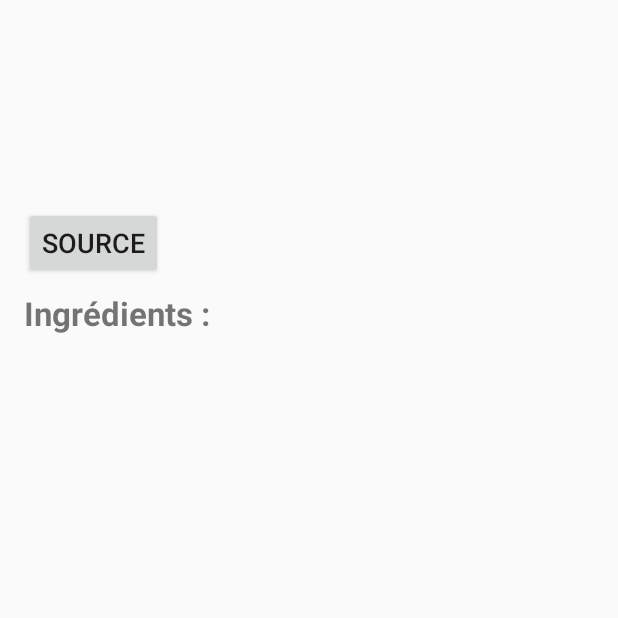
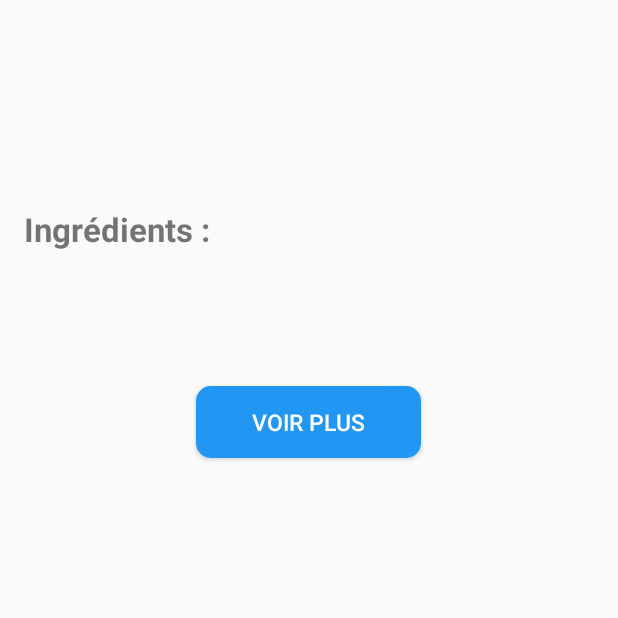
Before and after one commit to ErpoowSoap/3ANDM, an Android app built with Jetpack Compose: the RecipeDetailActivity screen opened directly, with no data from a screen before it, on a phone screen of 412 x 824 dp, the top half of it. Run offline under Robolectric (Android 15) with nearby library versions, the phone set to English and light mode, and no system bars; network calls fail; pictures from the network do not load.

Commit message:
New colors etc

```diff
--- a/app/src/main/java/com/example/a3and/MainActivity.kt
+++ b/app/src/main/java/com/example/a3and/MainActivity.kt
@@ -100,13 +100,11 @@ class MainActivity : ComponentActivity(), RecipeAdapter.OnItemClickListener {
         searchView.setOnQueryTextListener(object : SearchView.OnQueryTextListener {
             override fun onQueryTextSubmit(query: String?): Boolean {
                 query?.let {
-                    // Fonction pour filtrer les recettes en fonction de la recherche
                     filterRecipes(it)
                 }
                 return true
             }
 
-            // Fonction pour filtrer les recettes en fonction de la recherche
             private fun filterRecipes(query: String) {
                 loadData(query)
             }
--- a/app/src/main/res/drawable/border.xml
+++ b/app/src/main/res/drawable/border.xml
@@ -1,9 +1,8 @@
 <?xml version="1.0" encoding="utf-8"?>
 <shape xmlns:android="http://schemas.android.com/apk/res/android"
     android:shape="rectangle">
-    <stroke
-        android:width="1dp"
-    android:color="#808080" />
+    <solid android:color="@color/lightblue"/>
+    <stroke android:color="@color/lightblue" android:width="2dp"/>
     <corners
         android:radius="8dp" />
 </shape>
--- a/app/src/main/res/layout/activity_main.xml
+++ b/app/src/main/res/layout/activity_main.xml
@@ -8,7 +8,6 @@
         android:id="@+id/searchView"
         android:layout_width="match_parent"
         android:layout_height="wrap_content"
-            android:layout_alignParentTop="true"
         android:background="@android:color/white"
         android:queryHint="Search Recipes" />
     <View
@@ -25,7 +24,6 @@
         android:orientation="vertical"
         android:padding="16dp">
 
-        <!-- Sous-layout pour les quatre premiers boutons -->
         <LinearLayout
             android:layout_width="match_parent"
             android:layout_height="wrap_content"
--- a/app/src/main/res/layout/activity_recipe_detail.xml
+++ b/app/src/main/res/layout/activity_recipe_detail.xml
@@ -52,13 +52,17 @@
 
     <Button
         android:id="@+id/source_button"
-        android:layout_width="wrap_content"
+        android:layout_width="150dp"
         android:layout_height="wrap_content"
-        android:text="Source"
-        android:layout_below="@id/recipe_rating"
-        android:layout_marginTop="8dp"
+        android:text="Voir plus"
+        android:layout_below="@id/recipe_date_added"
+        android:layout_marginTop="30dp"
+        android:layout_marginBottom="30dp"
         android:layout_marginStart="16dp"
-        android:textSize="18sp" />
+        android:layout_centerHorizontal="true"
+        android:textColor="@android:color/white"
+        android:textSize="15sp"
+        android:background="@drawable/rounded_button"/>
 
     <TextView
         android:id="@+id/recipe_ingredients_title"
@@ -66,7 +70,7 @@
         android:layout_height="wrap_content"
         android:textSize="22sp"
         android:textStyle="bold"
-        android:layout_below="@id/source_button"
+        android:layout_below="@id/recipe_rating"
         android:layout_marginStart="16dp"
         android:layout_marginTop="8dp"
         android:text="@string/ingredients_title" />
--- a/app/src/main/res/layout/recipe_item.xml
+++ b/app/src/main/res/layout/recipe_item.xml
@@ -11,7 +11,6 @@
         android:layout_marginEnd="10dp"
         android:padding="5dp"
         android:background="@drawable/border">
-
         <ImageView
             android:id="@+id/recipe_image"
             android:layout_width="60dp"
@@ -22,6 +21,7 @@
             android:id="@+id/recipe_title"
             android:layout_width="match_parent"
             android:layout_height="wrap_content"
+            android:textColor="@android:color/white"
             android:layout_gravity="center_vertical"
             android:textSize="25sp"
             android:layout_marginStart="70dp"/>
--- a/app/src/main/res/values/colors.xml
+++ b/app/src/main/res/values/colors.xml
@@ -9,4 +9,6 @@
     <color name="white">#FFFFFFFF</color>
     <color name="link_color">#007ACC</color>
     <color name="blue">#2196F3</color>
+    <color name="grey">#B7B7B7</color>
+    <color name="lightblue">#21C8F3</color>
 </resources>
```
Lines whose indentation alone changed are shown as unchanged.
